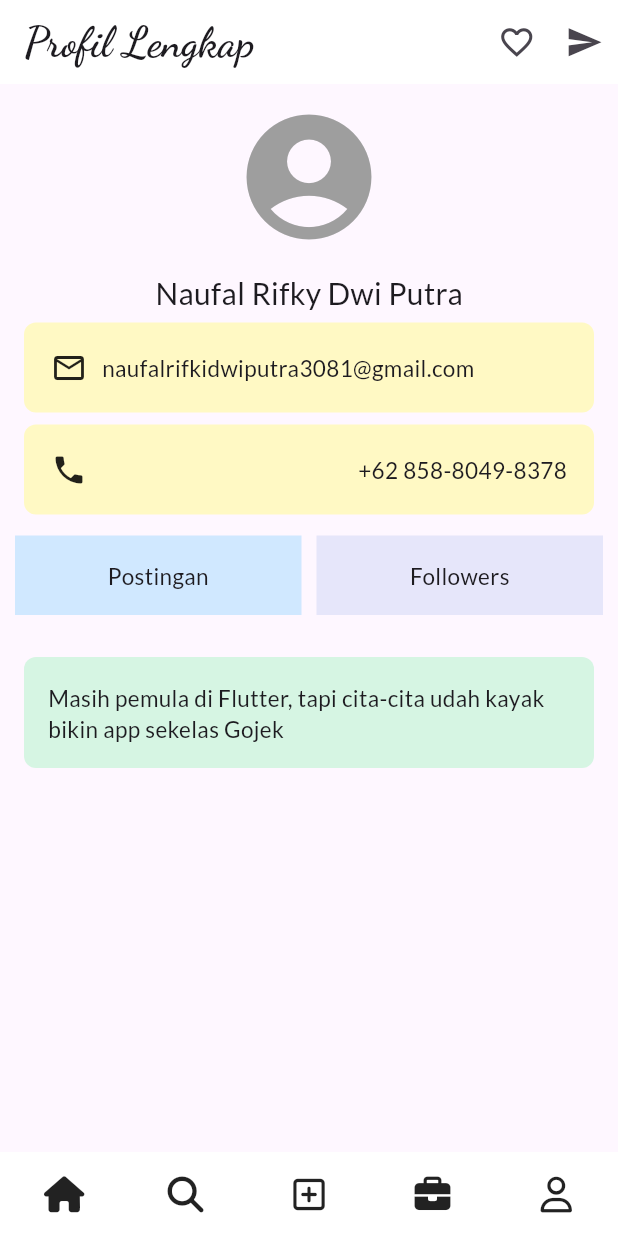
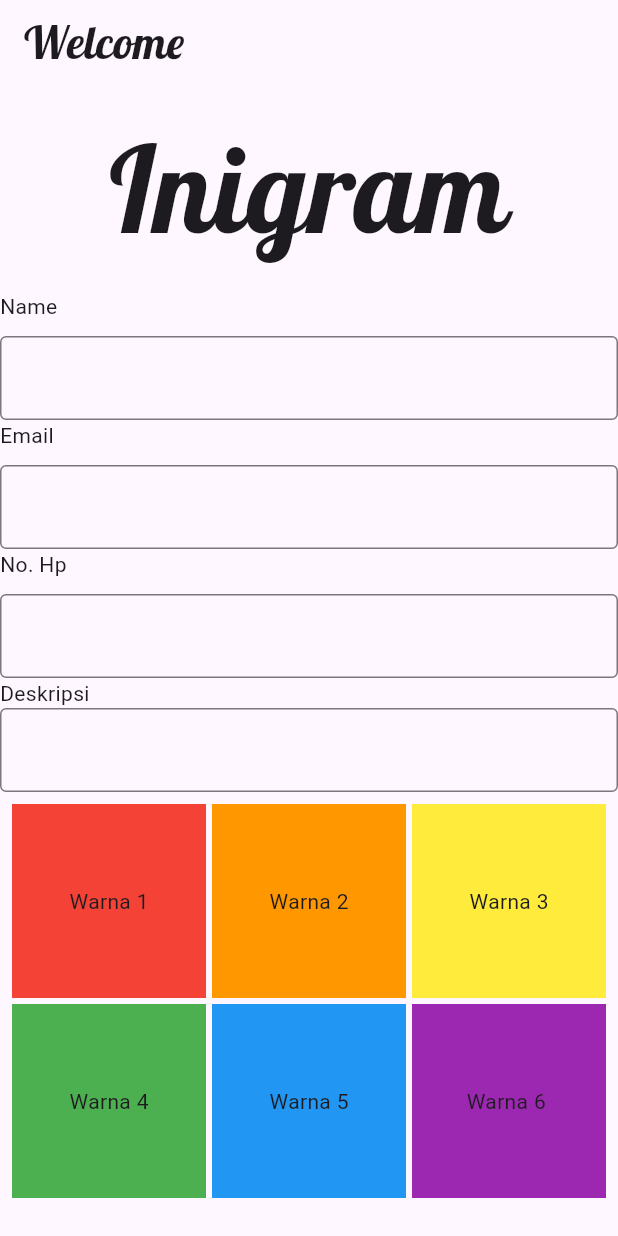
Before and after one commit to naufalrdev/ppkd_b_3, a Flutter app: the screen it shows after launch, on a phone screen of 412 x 824 dp. Run offline on Flutter 3.47's test engine with Material 3 defaults, Android fonts, the phone set to English and light mode, and no system bars; our stand-ins replace font_awesome_flutter, google_fonts; project files that could hold a hidden picture were left out.

Commit message:
Mentahan Tugas 3 dan 4

```diff
--- a/lib/main.dart
+++ b/lib/main.dart
@@ -3,6 +3,8 @@ import 'package:ppkd_b_3/start.dart';
 import 'package:ppkd_b_3/tugas_2-flutter/tugas_2.dart';
 import 'package:font_awesome_flutter/font_awesome_flutter.dart';
 import 'package:google_fonts/google_fonts.dart';
+import 'package:ppkd_b_3/tugas_3-flutter/tugas_3.dart';
+import 'package:ppkd_b_3/tugas_4-flutter/tugas_4.dart';
 
 void main() {
   runApp(const MyApp());
@@ -34,7 +36,7 @@ class MyApp extends StatelessWidget {
         // tested with just a hot reload.
         colorScheme: ColorScheme.fromSeed(seedColor: Colors.deepPurple),
       ),
-      home: Tugas2Flutter(),
+      home: Tugas3Flutter(),
     );
   }
 }
--- /dev/null
+++ b/lib/tugas_3-flutter/tugas_3.dart
@@ -0,0 +1,129 @@
+import 'package:flutter/material.dart';
+
+class Tugas3Flutter extends StatelessWidget {
+  const Tugas3Flutter({super.key});
+
+  @override
+  Widget build(BuildContext context) {
+    return Scaffold(
+      appBar: AppBar(
+        title: Text(
+          "Welcome",
+          style: TextStyle(fontFamily: "Lobster", fontSize: 30),
+        ),
+      ),
+
+      body: SingleChildScrollView(
+        child: Column(
+          children: [
+            Center(
+              child: Padding(
+                padding: EdgeInsetsGeometry.all(12),
+                child: Text(
+                  "Inigram",
+                  style: TextStyle(fontFamily: "Lobster", fontSize: 80),
+                ),
+              ),
+            ),
+
+            Row(children: [Text("Name")]),
+            SizedBox(height: 10),
+            TextField(
+              decoration: InputDecoration(border: OutlineInputBorder()),
+            ),
+            Row(children: [Text("Email")]),
+            SizedBox(height: 10),
+            TextField(
+              decoration: InputDecoration(border: OutlineInputBorder()),
+            ),
+            Row(children: [Text("No. Hp")]),
+            SizedBox(height: 10),
+            TextField(
+              decoration: InputDecoration(border: OutlineInputBorder()),
+            ),
+            Row(children: [Text("Deskripsi")]),
+            TextField(
+              decoration: InputDecoration(border: OutlineInputBorder()),
+            ),
+
+            GridView.count(
+              shrinkWrap: true,
+              padding: EdgeInsets.all(8.0),
+              crossAxisCount: 3,
+              mainAxisSpacing: 4,
+              crossAxisSpacing: 4,
+              children: [
+                Stack(
+                  alignment: Alignment.center,
+                  children: [
+                    Container(
+                      height: 250,
+                      width: 250,
+                      decoration: BoxDecoration(color: Colors.red),
+                    ),
+                    Text("Warna 1"),
+                  ],
+                ),
+                Stack(
+                  alignment: Alignment.center,
+                  children: [
+                    Container(
+                      height: 250,
+                      width: 250,
+                      decoration: BoxDecoration(color: Colors.orange),
+                    ),
+                    Text("Warna 2"),
+                  ],
+                ),
+                Stack(
+                  alignment: Alignment.center,
+                  children: [
+                    Container(
+                      height: 250,
+                      width: 250,
+                      decoration: BoxDecoration(color: Colors.yellow),
+                    ),
+                    Text("Warna 3"),
+                  ],
+                ),
+                Stack(
+                  alignment: Alignment.center,
+                  children: [
+                    Container(
+                      height: 250,
+                      width: 250,
+                      decoration: BoxDecoration(color: Colors.green),
+                    ),
+                    Text("Warna 4"),
+                  ],
+                ),
+                Stack(
+                  alignment: Alignment.center,
+                  children: [
+                    Container(
+                      height: 250,
+                      width: 250,
+                      decoration: BoxDecoration(color: Colors.blue),
+                    ),
+                    Text("Warna 5"),
+                  ],
+                ),
+                Stack(
+                  alignment: Alignment.center,
+                  children: [
+                    Container(
+                      height: 250,
+                      width: 250,
+                      decoration: BoxDecoration(color: Colors.purple),
+                    ),
+                    Text("Warna 6 "),
+                  ],
+                ),
+              ],
+            ),
+          ],
+        ),
+      ),
+    );
+  }
+}
--- /dev/null
+++ b/lib/tugas_4-flutter/tugas_4.dart
@@ -0,0 +1,21 @@
+import 'package:flutter/material.dart';
+
+class Tugas4Flutter extends StatelessWidget {
+  const Tugas4Flutter({super.key});
+
+  @override
+  Widget build(BuildContext context) {
+    return Scaffold(
+      body: ListView(
+        children: [
+          ListTile(
+            leading: Icon(Icons.person), // Icon di depan
+            title: Text('Nama'), // Judul utama
+            subtitle: Text('Subjudul'), // Teks tambahan di bawah judul
+            trailing: Icon(Icons.arrow_forward), // Icon di sebelah kanan
+          ),
+        ],
+      ),
+    );
+  }
+}
```
Also changed, not shown: pubspec.yaml (+6 -2 lines), assets/fonts/Lobster/Lobster-Regular.ttf (added).
